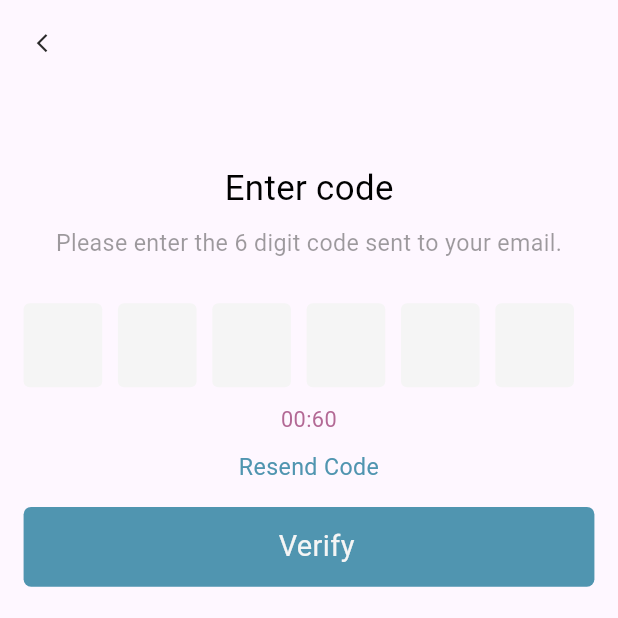
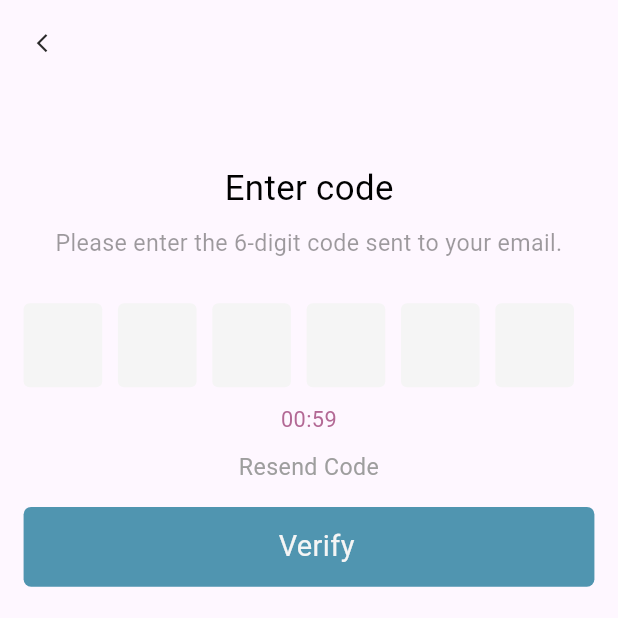
Before and after one commit to alaa-hossam/GP_frontend, a Flutter app: the Getotp screen opened directly with empty values, on a phone screen of 412 x 824 dp, the top half of it. Run offline on Flutter 3.47's test engine with Material 3 defaults, Android fonts, the phone set to English and light mode, and no system bars; our stand-ins replace device_info_plus, device_preview, image_picker; Roboto replaces fonts that are missing (Roboto-medium, Roboto-regular, button-bold).

Commit message:
some changes in design

```diff
--- a/lib/ViewModels/customerViewModel.dart
+++ b/lib/ViewModels/customerViewModel.dart
@@ -52,4 +52,8 @@ class customerViewModel {
   verifyCustomer(String code , String email){
     customerProcesses.verifyCustomer(code, email);
   }
+  resendCode(String email){
+
+    customerProcesses.resendCode(email);
+  }
 }
--- a/lib/views/GetOTP.dart
+++ b/lib/views/GetOTP.dart
@@ -1,22 +1,21 @@
+import 'dart:async';
 import 'package:flutter/cupertino.dart';
 import 'package:flutter/material.dart';
 import 'package:gp_frontend/ViewModels/customerViewModel.dart';
-import 'package:gp_frontend/views/resetPassword.dart';
+import 'package:gp_frontend/views/Home.dart';
 import 'package:gp_frontend/widgets/customizeTextFormField.dart';
-import '../widgets/customizeOTPField.dart';
 import '../widgets/customizeButton.dart';
 import '../widgets/Dimensions.dart';
 
 class Getotp extends StatefulWidget {
   static String id = "GetOtpScreen";
 
-  String email ;
+  final String email;
 
   Getotp(this.email);
 
   @override
   State<Getotp> createState() => _GetotpState();
-
 }
 
 class _GetotpState extends State<Getotp> {
@@ -27,9 +26,79 @@ class _GetotpState extends State<Getotp> {
   TextEditingController code4 = TextEditingController();
   TextEditingController code5 = TextEditingController();
   TextEditingController code6 = TextEditingController();
-  verifyCustomer(String code , String email)async{
-    await customer.verifyCustomer(code, email);
+
+  FocusNode focusNode1 = FocusNode();
+  FocusNode focusNode2 = FocusNode();
+  FocusNode focusNode3 = FocusNode();
+  FocusNode focusNode4 = FocusNode();
+  FocusNode focusNode5 = FocusNode();
+  FocusNode focusNode6 = FocusNode();
+
+  int remainingTime = 60; // Initial countdown time in seconds
+  bool isButtonEnabled = true; // Verify button state
+  Timer? countdownTimer;
+
+  @override
+  void initState() {
+    super.initState();
+    startCountdownTimer();
   }
+
+  @override
+  void dispose() {
+    countdownTimer?.cancel();
+    code1.dispose();
+    code2.dispose();
+    code3.dispose();
+    code4.dispose();
+    code5.dispose();
+    code6.dispose();
+    focusNode1.dispose();
+    focusNode2.dispose();
+    focusNode3.dispose();
+    focusNode4.dispose();
+    focusNode5.dispose();
+    focusNode6.dispose();
+    super.dispose();
+  }
+
+  void startCountdownTimer() {
+    countdownTimer = Timer.periodic(Duration(seconds: 1), (timer) {
+      if (remainingTime > 0) {
+        setState(() {
+          remainingTime--;
+        });
+      } else {
+        timer.cancel();
+        setState(() {
+          isButtonEnabled = false; // Disable the verify button
+        });
+      }
+    });
+  }
+
+  String formatTime(int seconds) {
+    final minutes = seconds ~/ 60;
+    final secs = seconds % 60;
+    return '${minutes.toString().padLeft(2, '0')}:${secs.toString().padLeft(2, '0')}';
+  }
+
+  Future<String> resendCode(String email) async{
+    setState(() {
+      remainingTime = 60;
+      isButtonEnabled = true;
+    });
+    startCountdownTimer();
+
+    return await customer.resendCode(email);
+
+  }
+
+  Future<String> verifyCustomer(String code, String email) async {
+    return await customer.verifyCustomer(code, email);
+
+  }
+
   @override
   Widget build(BuildContext context) {
     SizeConfig().init(context);
@@ -53,7 +122,7 @@ class _GetotpState extends State<Getotp> {
           Column(
             crossAxisAlignment: CrossAxisAlignment.center,
             children: [
-                SizedBox(height:SizeConfig.horizontalBlock * 50,),
+              SizedBox(height: SizeConfig.horizontalBlock * 50),
               Container(
                 width: SizeConfig.horizontalBlock * 363,
                 child: Column(
@@ -68,7 +137,7 @@ class _GetotpState extends State<Getotp> {
                     ),
                     SizedBox(height: SizeConfig.verticalBlock * 10),
                     Text(
-                        'Please enter the 6 digit code sent to your email.',
+                      'Please enter the 6-digit code sent to your email.',
                       textAlign: TextAlign.center,
                       style: TextStyle(
                         color: Color(0x803C3C3C),
@@ -79,47 +148,22 @@ class _GetotpState extends State<Getotp> {
                     SizedBox(height: SizeConfig.verticalBlock * 30),
                     Row(
                       children: [
-                          MyTextFormField(controller: code1 ,
-                            width: SizeConfig.horizontalBlock * 50,
-                            height: SizeConfig.verticalBlock * 60,),
+                        buildOTPField(code1, focusNode1, focusNode2),
                         SizedBox(width: SizeConfig.horizontalBlock * 10),
-                          MyTextFormField(controller: code2 ,
-                            width: SizeConfig.horizontalBlock * 50,
-                            height: SizeConfig.verticalBlock * 60,),
+                        buildOTPField(code2, focusNode2, focusNode3),
                         SizedBox(width: SizeConfig.horizontalBlock * 10),
-                          MyTextFormField(controller: code3 ,
-                            width: SizeConfig.horizontalBlock * 50,
-                            height: SizeConfig.verticalBlock * 60,),
+                        buildOTPField(code3, focusNode3, focusNode4),
                         SizedBox(width: SizeConfig.horizontalBlock * 10),
-                          MyTextFormField(controller: code4 ,
-                            width: SizeConfig.horizontalBlock * 50,
-                            height: SizeConfig.verticalBlock * 60,),
-                          SizedBox(width: SizeConfig.horizontalBlock * 10)
-                          ,MyTextFormField(controller: code5 ,
-                            width: SizeConfig.horizontalBlock * 50,
-                            height: SizeConfig.verticalBlock * 60,),
+                        buildOTPField(code4, focusNode4, focusNode5),
                         SizedBox(width: SizeConfig.horizontalBlock * 10),
-                          MyTextFormField(controller: code6 ,
-                            width: SizeConfig.horizontalBlock * 50,
-                            height: SizeConfig.verticalBlock * 60,),
+                        buildOTPField(code5, focusNode5, focusNode6),
                         SizedBox(width: SizeConfig.horizontalBlock * 10),
-                          // Customizeotpfield(),
-                          // SizedBox(width: SizeConfig.horizontalBlock * 10),
-                          // Customizeotpfield(),
-                          // SizedBox(width: SizeConfig.horizontalBlock * 10),
-                          // Customizeotpfield(),
-                          // SizedBox(width: SizeConfig.horizontalBlock * 23),
-                          // Customizeotpfield(),
-                          // SizedBox(width: SizeConfig.horizontalBlock * 10),
-                          // Customizeotpfield(),
-                          // SizedBox(width: SizeConfig.horizontalBlock * 10),
-                          // Customizeotpfield(),
+                        buildOTPField(code6, focusNode6, null),
                       ],
                     ),
-                      SizedBox(height: SizeConfig.verticalBlock * 10,),
-
+                    SizedBox(height: SizeConfig.verticalBlock * 10),
                     Text(
-                        '00:60',
+                      formatTime(remainingTime),
                       textAlign: TextAlign.center,
                       style: TextStyle(
                         color: Color(0xFFB36995),
@@ -127,35 +171,93 @@ class _GetotpState extends State<Getotp> {
                         fontFamily: 'Roboto-regular',
                       ),
                     ),
-                      SizedBox(height: SizeConfig.verticalBlock * 10,),
-                      Text(
+                    SizedBox(height: SizeConfig.verticalBlock * 10),
+                    GestureDetector(
+                      onTap: () async {
+                        String response = await resendCode(widget.email);
+                        print(widget.email);
+                        print(".........................");
+                        if (response == "Code Resend successfully") {
+                          ScaffoldMessenger.of(context).showSnackBar(
+                            SnackBar(content: Text("Code Resend successfully")),
+                          );
+
+                        } else {
+                          ScaffoldMessenger.of(context).showSnackBar(
+                            SnackBar(content: Text("${response}")),
+                          );
+                        }
+                      },
+                      child: Text(
                         'Resend Code',
                         textAlign: TextAlign.center,
                         style: TextStyle(
-                          color: Color(0xFF5095B0),
+                          color: remainingTime == 0
+                              ? Color(0xFF5095B0)
+                              : Colors.grey,
                           fontSize: SizeConfig.textRatio * 16,
                           fontFamily: 'Roboto-medium',
                         ),
                       ),
-                      SizedBox(height: SizeConfig.verticalBlock * 16,),
+                    ),
+                    SizedBox(height: SizeConfig.verticalBlock * 16),
+                    customizeButton(
+                      buttonName: "Verify",
+                      buttonColor: isButtonEnabled
+                          ? SizeConfig.iconColor
+                          : Colors.grey, // Change button color based on state
+                      fontColor: Color(0xFFF5F5F5),
+                      onClickButton:()  {
+                        isButtonEnabled
+                            ? () async{
+                          String code = code1.text +
+                              code2.text +
+                              code3.text +
+                              code4.text +
+                              code5.text +
+                              code6.text;
+                          String response = await verifyCustomer(code , widget.email);
+                          if (response == "User verified successfully") {
 
-                      customizeButton(buttonName: "Verify", buttonColor: SizeConfig.iconColor, fontColor: Color(0xFFF5F5F5),onClickButton: () {
-                        // Navigator.pushNamed(
-                        //     context,
-                        //     resetPassword.id);
-                        String code = code1.text +code2.text +code3.text +code4.text
-                        +code5.text + code6.text;
-                        verifyCustomer(code, widget.email);
-                      })
+                            ScaffoldMessenger.of(context).showSnackBar(
+                              SnackBar(content: Text("User verified successfully")),
+                            );
+                            Navigator.pushNamed(context,Home.id);
+                          } else {
+                            ScaffoldMessenger.of(context).showSnackBar(
+                              SnackBar(content: Text("${response}")),
+                            );
+                          }
+                        }
+                            : null;
+
+                      },
+
+
+                       // Disable click when button is disabled
+                    ),
                   ],
-
                 ),
               ),
-
             ],
-            )
+          ),
         ],
       ),
     );
   }
+
+  Widget buildOTPField(TextEditingController controller, FocusNode currentNode,
+      FocusNode? nextNode) {
+    return MyTextFormField(
+      controller: controller,
+      focusNode: currentNode,
+      width: SizeConfig.horizontalBlock * 50,
+      height: SizeConfig.verticalBlock * 60,
+      onChanged: (value) {
+        if (value.isNotEmpty && nextNode != null) {
+          FocusScope.of(context).requestFocus(nextNode);
         }
+      },
+    );
+  }
+}
--- a/lib/widgets/customizeTextFormField.dart
+++ b/lib/widgets/customizeTextFormField.dart
@@ -8,6 +8,8 @@ class MyTextFormField extends StatelessWidget {
   final Widget? suffixIcon;
   final bool isObscureText , enable;
   double?  width , height;
+  FocusNode? focusNode = FocusNode();
+  ValueChanged<dynamic>? onChanged;
   final Future<void> Function(BuildContext)? onClickFunction; // Nullable function
   RegExp get _emailRegex => RegExp(r'^\S+@gmail.com');
 
@@ -21,6 +23,8 @@ class MyTextFormField extends StatelessWidget {
     this.suffixIcon,
     this.width,
     this.height,
+    this.focusNode,
+    this.onChanged
   });
   @override
   Widget build(BuildContext context) {
@@ -53,11 +57,13 @@ class MyTextFormField extends StatelessWidget {
             borderRadius: BorderRadius.all(Radius.circular(30.0)),
             borderSide: BorderSide(color: Color(0xFF5095B0)),
           ),
-          prefixIcon: Icon(
+          prefixIcon: icon != null
+              ? Icon(
             icon,
             size: SizeConfig.textRatio * 25,
             color: const Color(0xFF5095B0),
-          ),
+          )
+              : null, // Set null if no icon is provided
           hintText: hintName,
           hintStyle: TextStyle(
             color: SizeConfig.fontColor,
@@ -73,6 +79,8 @@ class MyTextFormField extends StatelessWidget {
             await onClickFunction!(context); // Pass the context to the callback
           }
         },
+        focusNode: focusNode,
+        onChanged: onChanged,
       ),
     );
   }
```
Also changed, not shown: lib/Models/CustomerModel.dart (+43 -6 lines). Lines whose indentation alone changed are shown as unchanged.
